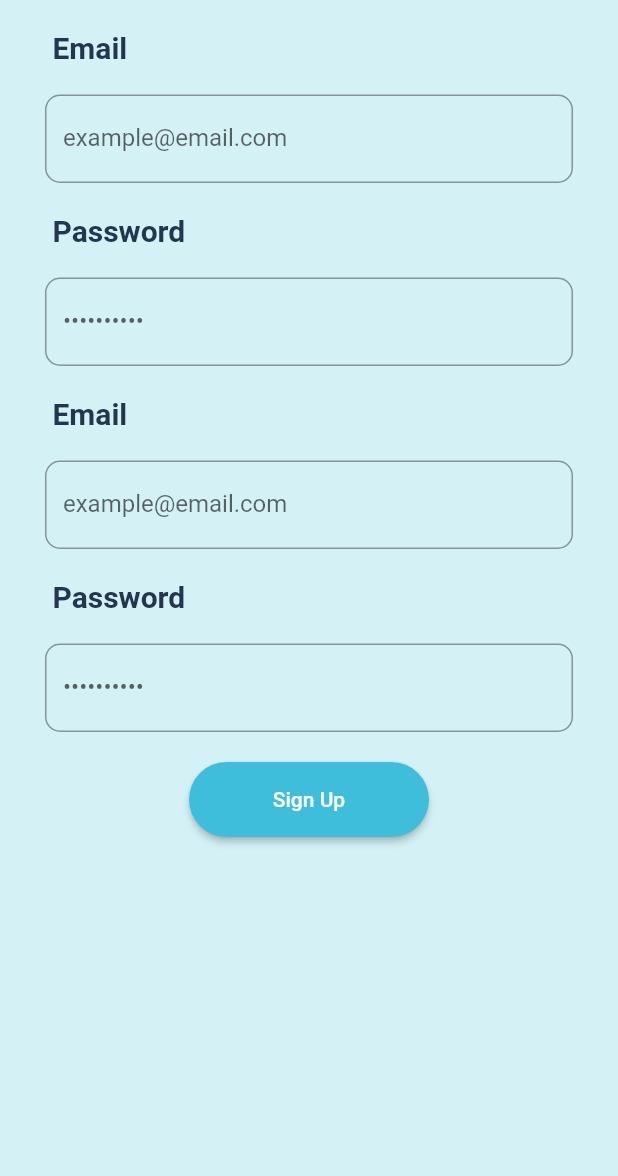
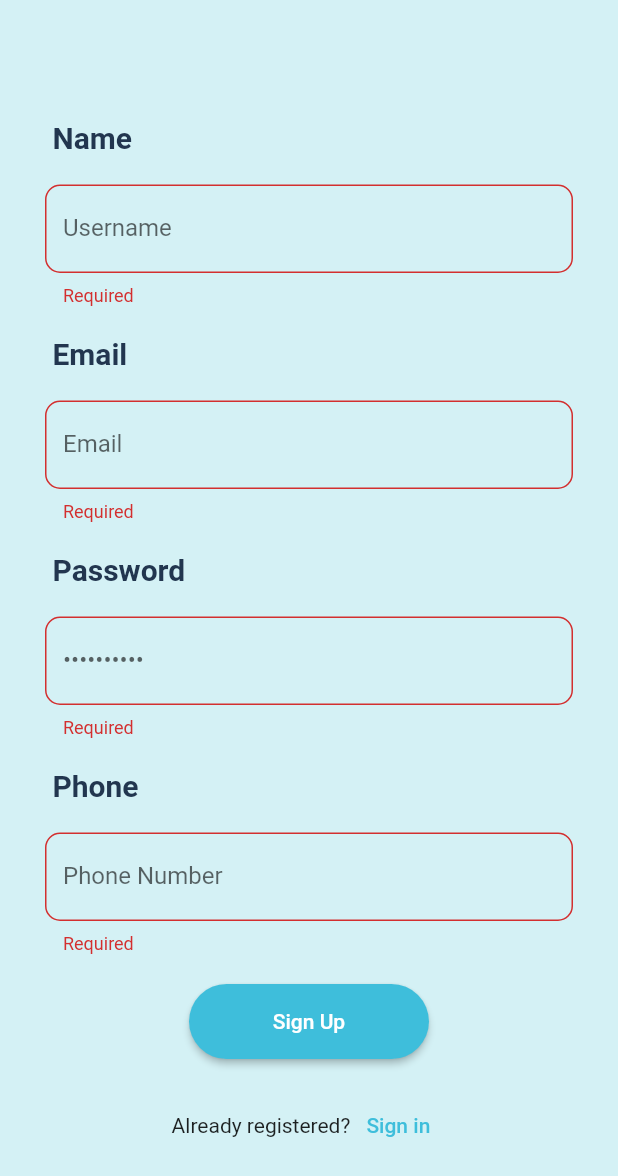
Before and after one commit to MotoService/Moto-front-end, a Flutter app: the SignupScreen screen opened by its route, after a tap on "Sign Up", on a phone screen of 412 x 824 dp. Shown: the top 1176 px of the screen. Run offline on Flutter 3.47's test engine with Material 2 defaults, Android fonts, the phone set to English and light mode, and no system bars.

```diff
--- a/lib/main.dart
+++ b/lib/main.dart
@@ -1,13 +1,16 @@
 import 'package:flutter/material.dart';
+import 'package:graduation_project/home_screen.dart';
 import 'package:graduation_project/login_screen.dart';
 import 'package:graduation_project/signup_screen.dart';
+
 void main() {
   runApp(
     MaterialApp(
       debugShowCheckedModeBanner: false,
-      initialRoute: 'signup',
+      initialRoute: 'home',
       title: 'graduation project',
       routes: {
+        'home': (context) => HomeScreen(),
         'login': (context) => LoginScreen(),
         'signup': (context) => SignupScreen(),
       },
--- a/lib/signup_screen.dart
+++ b/lib/signup_screen.dart
@@ -1,4 +1,57 @@
+import 'dart:async';
+import 'dart:convert';
+import 'package:http/http.dart' as http;
 import 'package:flutter/material.dart';
+import 'package:graduation_project/login_screen.dart';
+
+Future<Album> createAlbum(
+    String name, String email, String password, String phone) async {
+  final response = await http.post(
+    Uri.parse(
+        'https://calm-spire-24530.herokuapp.com/MotoristService/customers/register'),
+    headers: <String, String>{
+      'Content-Type': 'application/json; charset=UTF-8',
+    },
+    body: jsonEncode(<String, String>{
+      'name': name,
+      'email': email,
+      'password': password,
+      'phone': phone,
+    }),
+  );
+
+  if (response.statusCode == 201) {
+    return Album.fromJson(jsonDecode(response.body));
+  } else {
+    throw Exception('Failed to create album.');
+  }
+}
+
+class Album {
+  final String email;
+  final String name;
+  final String password;
+  final String phone;
+
+  const Album(
+      {required this.name,
+      required this.email,
+      required this.password,
+      required this.phone});
+
+  factory Album.fromJson(Map<String, dynamic> json) {
+    return Album(
+      name: json['name'],
+      email: json['email'],
+      password: json['password'],
+      phone: json['phone'],
+    );
+  }
+}
+
+void main() {
+  runApp(const SignupScreen());
+}
 
 class SignupScreen extends StatefulWidget {
   const SignupScreen({Key? key}) : super(key: key);
@@ -8,19 +61,56 @@ class SignupScreen extends StatefulWidget {
 }
 
 class _SignupScreenState extends State<SignupScreen> {
+  final TextEditingController _name = TextEditingController();
+  final TextEditingController _email = TextEditingController();
+  final TextEditingController _password = TextEditingController();
+  final TextEditingController _phone = TextEditingController();
+  Future<Album>? _futureAlbum;
+
+  final formKey = GlobalKey<FormState>();
+
   @override
   Widget build(BuildContext context) {
+    final GlobalKey<ScaffoldState> _scaffoldKey = GlobalKey<ScaffoldState>();
+
     return Scaffold(
-      backgroundColor: Color(0xFFd4f1f5),
-      body: ListView(
-        children: [
-          const SizedBox(height: 20),
-          Padding(
-            padding: EdgeInsets.only(left: 30, right: 30),
+        key: _scaffoldKey,
+        backgroundColor: const Color(0xFFd4f1f5),
+        body: Container(
+          padding: const EdgeInsets.only(top: 80, left: 30, right: 30),
+          child: ListView(children: [
+            Form(
+              key: formKey,
               child: Column(
                 crossAxisAlignment: CrossAxisAlignment.start,
                 children: [
-                Text(
+                  const Text(
+                    " Name",
+                    style: TextStyle(
+                      fontSize: 20,
+                      fontWeight: FontWeight.bold,
+                      color: Color(0xFF22364f),
+                    ),
+                  ),
+                  const SizedBox(height: 20),
+                  TextFormField(
+                    controller: _name,
+                    decoration: InputDecoration(
+                      labelText: 'Username',
+                      border: OutlineInputBorder(
+                        borderRadius: BorderRadius.circular(10.0),
+                      ),
+                    ),
+                    validator: (value) {
+                      if (value!.isEmpty) {
+                        return "Required";
+                      } else {
+                        return null;
+                      }
+                    },
+                  ),
+                  const SizedBox(height: 20),
+                  const Text(
                     " Email",
                     style: TextStyle(
                       fontSize: 20,
@@ -29,16 +119,28 @@ class _SignupScreenState extends State<SignupScreen> {
                     ),
                   ),
                   const SizedBox(height: 20),
-                TextField(
+                  TextFormField(
+                    controller: _email,
                     decoration: InputDecoration(
-                    labelText: 'example@email.com',
+                      labelText: "Email",
                       border: OutlineInputBorder(
                         borderRadius: BorderRadius.circular(10.0),
                       ),
                     ),
+                    validator: (value) {
+                      if (value!.isEmpty) {
+                        return "Required";
+                      } else if (!RegExp(
+                              r'^(([^<>()[\]\\.,;:\s@\"]+(\.[^<>()[\]\\.,;:\s@\"]+)*)|(\".+\"))@((\[[0-9]{1,3}\.[0-9]{1,3}\.[0-9]{1,3}\.[0-9]{1,3}\])|(([a-zA-Z\-0-9]+\.)+[a-zA-Z]{2,}))$')
+                          .hasMatch(value)) {
+                        return "Please enter a valid email";
+                      } else {
+                        return null;
+                      }
+                    },
                   ),
                   const SizedBox(height: 20),
-                Text(
+                  const Text(
                     " Password",
                     style: TextStyle(
                       fontSize: 20,
@@ -47,17 +149,30 @@ class _SignupScreenState extends State<SignupScreen> {
                     ),
                   ),
                   const SizedBox(height: 20),
-                TextField(
+                  TextFormField(
+                    obscureText: true,
+                    enableSuggestions: false,
+                    autocorrect: false,
+                    controller: _password,
                     decoration: InputDecoration(
                       labelText: '••••••••••',
                       border: OutlineInputBorder(
                         borderRadius: BorderRadius.circular(10.0),
                       ),
                     ),
+                    validator: (value) {
+                      if (value!.isEmpty) {
+                        return "Required";
+                      } else if (value.length < 6) {
+                        return "Password length must be at least 6 ";
+                      } else {
+                        return null;
+                      }
+                    },
                   ),
                   const SizedBox(height: 20),
-                Text(
-                  " Email",
+                  const Text(
+                    " Phone",
                     style: TextStyle(
                       fontSize: 20,
                       fontWeight: FontWeight.bold,
@@ -65,50 +180,74 @@ class _SignupScreenState extends State<SignupScreen> {
                     ),
                   ),
                   const SizedBox(height: 20),
-                TextField(
+                  TextFormField(
+                    controller: _phone,
                     decoration: InputDecoration(
-                    labelText: 'example@email.com',
+                      labelText: 'Phone Number',
                       border: OutlineInputBorder(
                         borderRadius: BorderRadius.circular(10.0),
                       ),
                     ),
-                ),
-                const SizedBox(height: 20),
-                Text(
-                  " Password",
-                  style: TextStyle(
-                    fontSize: 20,
-                    fontWeight: FontWeight.bold,
-                    color: Color(0xFF22364f),
-                  ),
-                ),
-                const SizedBox(height: 20),
-                TextField(
-                  decoration: InputDecoration(
-                    labelText: '••••••••••',
-                    border: OutlineInputBorder(
-                      borderRadius: BorderRadius.circular(10.0),
-                    ),
-                  ),
+                    validator: (value) {
+                      if (value!.isEmpty) {
+                        return "Required";
+                      } else if (value.length < 10) {
+                        return "Phone number must be at least 10 numbers";
+                      } else {
+                        return null;
+                      }
+                    },
                   ),
                   const SizedBox(height: 20),
                   Center(
                     child: ElevatedButton(
-                    onPressed: () {},
+                      onPressed: () {
+                        if (formKey.currentState!.validate()) {
+                          setState(() {
+                            _futureAlbum = createAlbum(_name.text, _email.text,
+                                _password.text, _phone.text);
+                          });
+
+                          Navigator.push(
+                            context,
+                            MaterialPageRoute(
+                                builder: (context) => const LoginScreen()),
+                          );
+                        }
+                      },
                       style: ElevatedButton.styleFrom(
-                      primary: Color(0xFF3ebedb),
-                      minimumSize: Size(160, 50),
-                      maximumSize: Size(160, 50),
-                      shape: StadiumBorder(),
+                        primary: const Color(0xFF3ebedb),
+                        minimumSize: const Size(160, 50),
+                        maximumSize: const Size(160, 50),
+                        shape: const StadiumBorder(),
                       ),
-                    child: Text('Sign Up'),
+                      child: const Text('Sign Up'),
+                    ),
+                  ),
+                  const SizedBox(height: 20),
+                  Row(
+                    mainAxisAlignment: MainAxisAlignment.center,
+                    children: [
+                      const Text('Already registered?'),
+                      TextButton(
+                        onPressed: () {
+                          Navigator.push(
+                            context,
+                            MaterialPageRoute(
+                                builder: (context) => const LoginScreen()),
+                          );
+                        },
+                        child: const Text(
+                          'Sign in',
+                          style: TextStyle(color: Color(0xFF3ebedb)),
                         ),
                       ),
                     ],
                   ),
-          ),
                 ],
               ),
-    );
+            ),
+          ]),
+        ));
   }
 }
--- a/pubspec.yaml
+++ b/pubspec.yaml
@@ -27,8 +27,10 @@ environment:
 # the latest version available on pub.dev. To see which dependencies have newer
 # versions available, run `flutter pub outdated`.
 dependencies:
+  http: ^0.13.4
   flutter:
     sdk: flutter
+  form_field_validator: ^1.0.1
 
 
   # The following adds the Cupertino Icons font to your application.
```
Also changed, not shown: lib/home_screen.dart (added, +72 -0 lines), lib/login_screen.dart (+24 -11 lines), pubspec.lock. Lines whose indentation alone changed are shown as unchanged.
